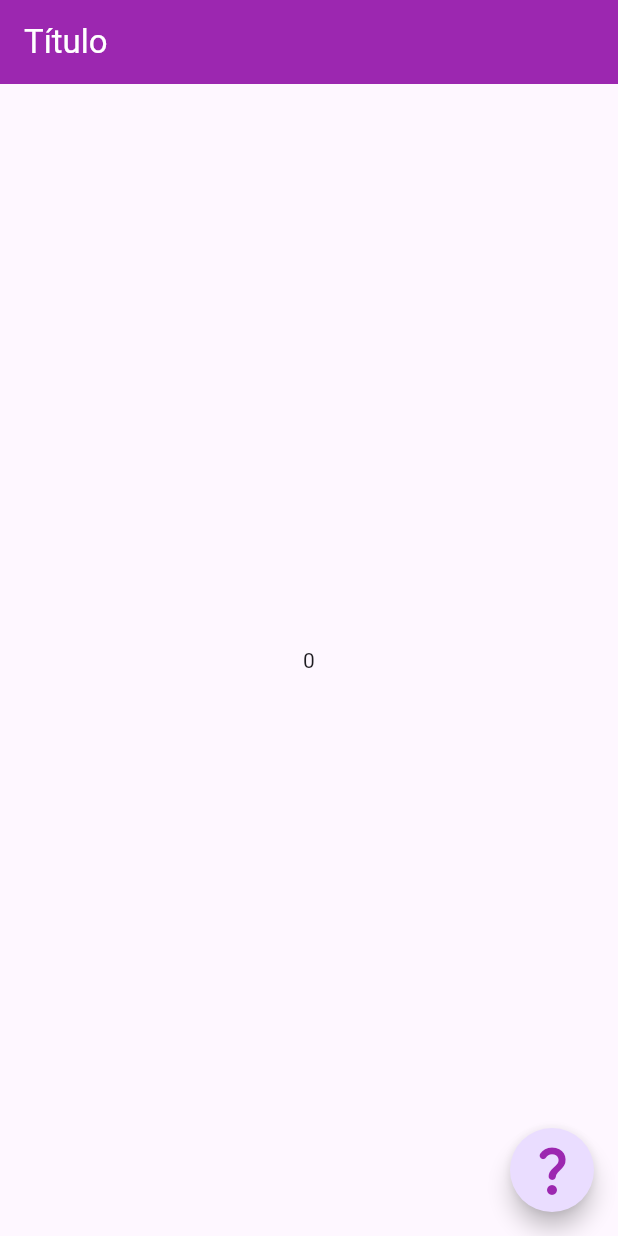
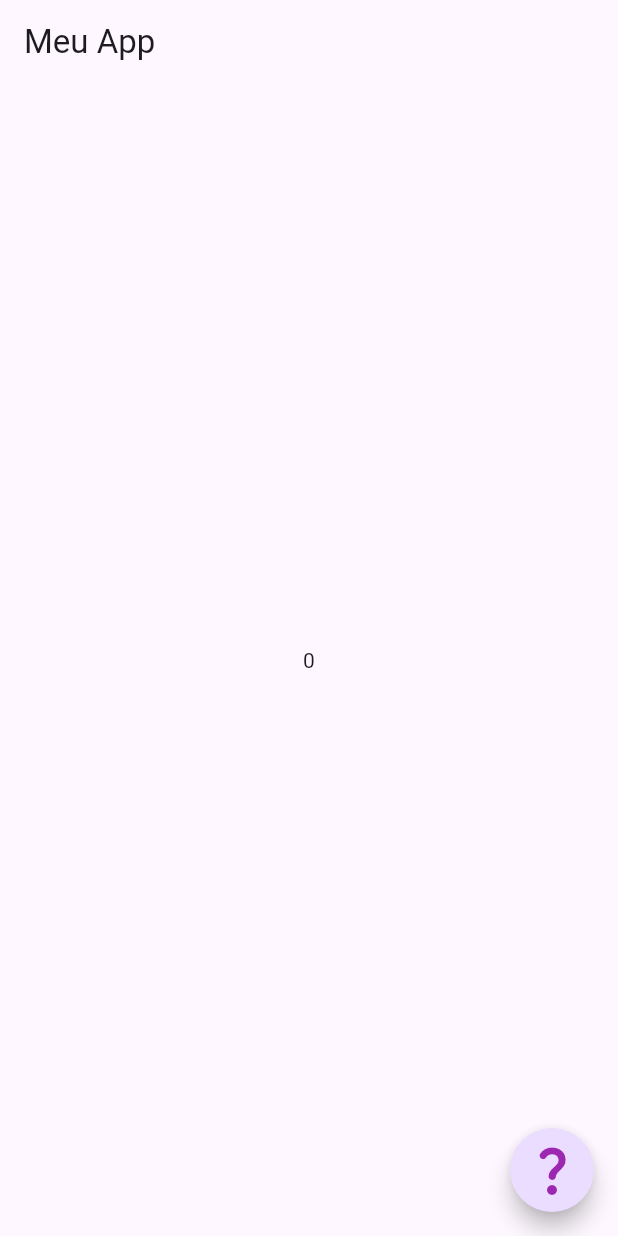
Before and after one commit to carbran/app_flutter_1, a Flutter app: the screen it shows after launch, on a phone screen of 412 x 824 dp. Run offline on Flutter 3.47's test engine with Material 3 defaults, Android fonts, the phone set to English and light mode, and no system bars.

```diff
--- a/lib/my_app.dart
+++ b/lib/my_app.dart
@@ -1,4 +1,5 @@
 import 'package:flutter/material.dart';
+// import 'package:google_fonts/google_fonts.dart';
 
 import 'pages/home_page.dart';
 
@@ -7,9 +8,13 @@ class MyApp extends StatelessWidget {
 
   @override
   Widget build(BuildContext context) {
-    return const MaterialApp(
+    return MaterialApp(
       debugShowCheckedModeBanner: false,
-      home: HomePage(),
+      theme: ThemeData(
+        primarySwatch: Colors.deepPurple,
+        // textTheme: GoogleFonts.pacificoTextTheme(),
+      ),
+      home: const HomePage(),
     );
   }
 }
--- a/lib/pages/home_page.dart
+++ b/lib/pages/home_page.dart
@@ -15,12 +15,8 @@ class _HomePageState extends State<HomePage> {
   Widget build(BuildContext context) {
     return Scaffold(
       appBar: AppBar(
-        backgroundColor: Colors.purple,
         title: const Text(
-          'Título',
-          style: TextStyle(
-            color: Colors.white,
-          ),
+          'Meu App',
         ),
       ),
       body: Center(
--- a/pubspec.yaml
+++ b/pubspec.yaml
@@ -28,6 +28,7 @@ environment:
 # the latest version available on pub.dev. To see which dependencies have newer
 # versions available, run `flutter pub outdated`.
 dependencies:
+  google_fonts: ^3.0.1
   flutter:
     sdk: flutter
 
```
Also changed, not shown: pubspec.lock, 1 other file.
